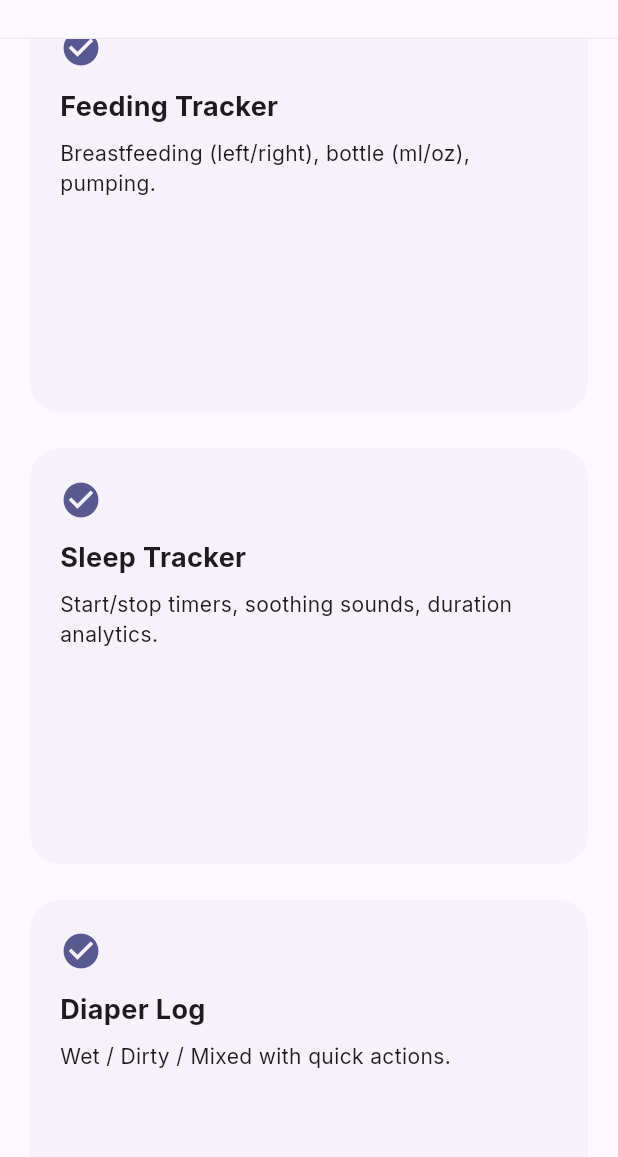
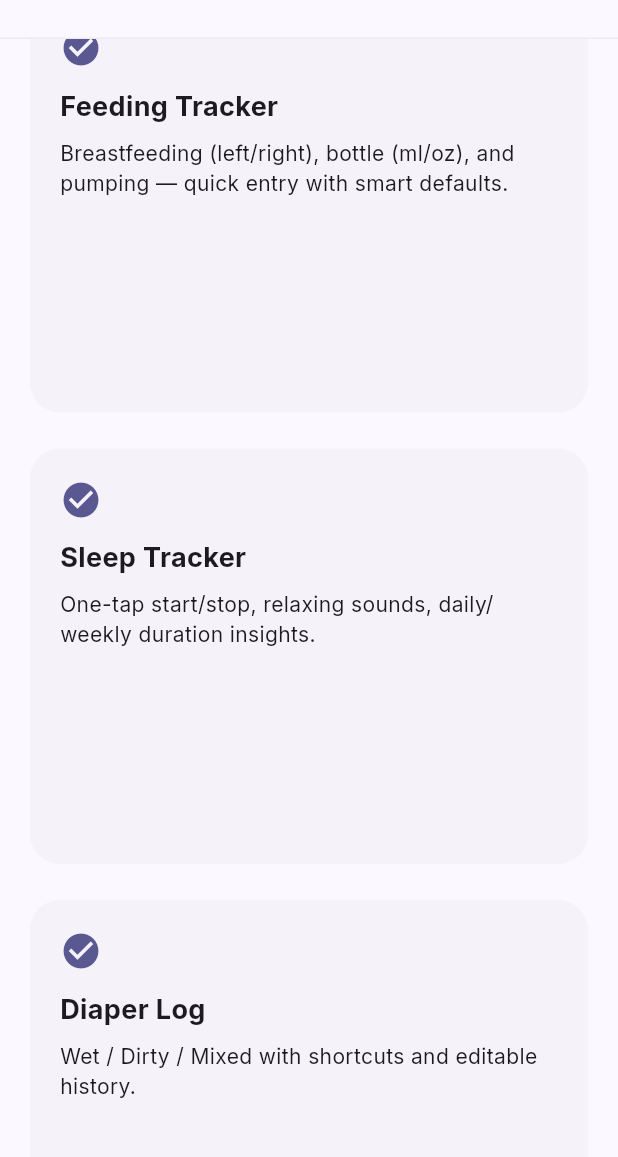
Before and after one commit to suleymansurucu/sara_baby_landing, a Flutter app: the screen it shows after launch, scrolled down 576 dp, on a phone screen of 412 x 824 dp, the part 57-1214 px from its top. Run offline on Flutter 3.47's test engine with Material 3 defaults, Android fonts, the phone set to English and light mode, and no system bars; our stand-ins replace google_fonts.

Commit message:
feat: enhance feature descriptions for clarity and detail

```diff
--- a/lib/section/features_section.dart
+++ b/lib/section/features_section.dart
@@ -7,14 +7,13 @@ class FeaturesSection extends StatelessWidget {
   @override
   Widget build(BuildContext context) {
     final items = [
-      ('Feeding Tracker', 'Breastfeeding (left/right), bottle (ml/oz), pumping.'),
-      ('Sleep Tracker', 'Start/stop timers, soothing sounds, duration analytics.'),
-      ('Diaper Log', 'Wet / Dirty / Mixed with quick actions.'),
-      ('Growth & Milestones', 'Monthly checklist (i18n), weight & height.'),
-      ('Teething & Vaccination', 'Simple, chronological record.'),
-      ('Open-Source', 'Clean architecture, community-driven.'),
+      ('Feeding Tracker', 'Breastfeeding (left/right), bottle (ml/oz), and pumping — quick entry with smart defaults.'),
+      ('Sleep Tracker', 'One-tap start/stop, relaxing sounds, daily/weekly duration insights.'),
+      ('Diaper Log', 'Wet / Dirty / Mixed with shortcuts and editable history.'),
+      ('Growth & Milestones', 'Monthly checklist (multi-language), weight/height tracking with trends.'),
+      ('Teething & Vaccination', 'Simple timeline to record dates, notes, and reminders.'),
+      ('Open-Source Quality', 'Flutter + clean architecture, tests, CI/CD, and Firebase-ready.'),
     ];
-
     return Padding(
       padding: const EdgeInsets.symmetric(vertical: 72),
       child: MaxWidth(
```
